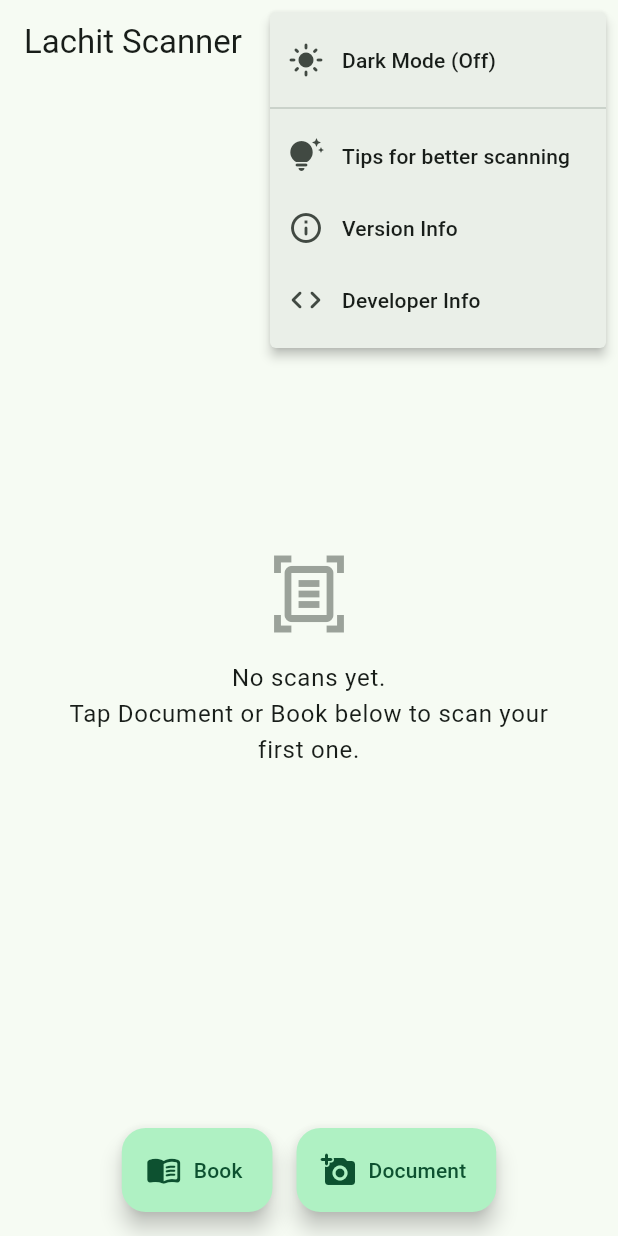
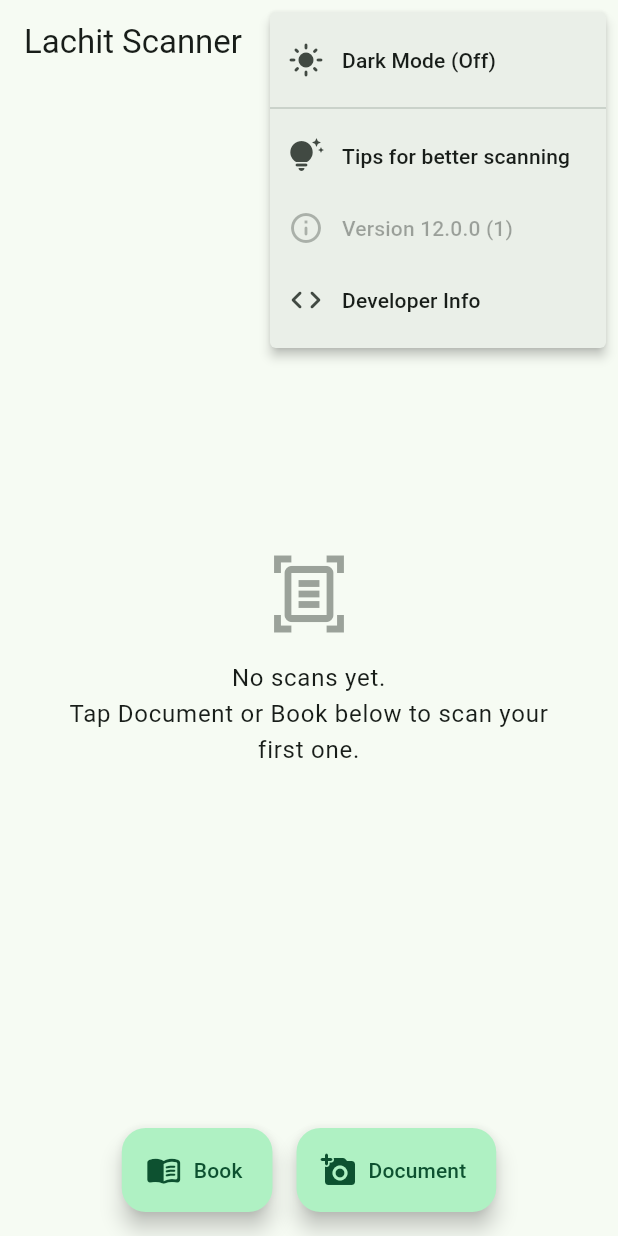
Before and after one commit to mridulks/Lachit-Scanner, a Flutter app: the screen it shows after launch, after a tap on the "more vert" icon, on a phone screen of 412 x 824 dp. Run offline on Flutter 3.47's test engine with Material 3 defaults, Android fonts, the phone set to English and light mode, and no system bars; our stand-ins replace camera, flutter_riverpod, hive, hive_flutter, package_info_plus, pdf and 1 more; missing offline and left inert: opencv_dart; accounts and stored records are empty.

Commit message:
version info now shown in a single line

```diff
--- a/lib/features/home/home_screen.dart
+++ b/lib/features/home/home_screen.dart
@@ -33,12 +33,24 @@ class HomeScreen extends ConsumerStatefulWidget {
 class _HomeScreenState extends ConsumerState<HomeScreen> {
   final Set<String> _selectedDocumentIds = {};
   bool _selectionMode = false;
+  PackageInfo? _packageInfo;
 
   @override
   void initState() {
     super.initState();
     _selectionMode = false;
     _selectedDocumentIds.clear();
+    _loadPackageInfo();
+  }
+
+  Future<void> _loadPackageInfo() async {
+    try {
+      final info = await PackageInfo.fromPlatform();
+      if (mounted) setState(() => _packageInfo = info);
+    } catch (_) {
+      // Leave _packageInfo null — the menu row falls back to the
+      // pubspec-pinned version below rather than showing nothing.
+    }
   }
 
   Future<void> _newScan(ScanKind kind, {BookScanMode? bookScanMode}) async {
@@ -301,7 +313,9 @@ class _HomeScreenState extends ConsumerState<HomeScreen> {
                   _showTipsDialog();
                   break;
                 case _MenuAction.versionInfo:
-                  _showVersionDialog();
+                  // No-op: this row is enabled: false below (informational
+                  // only), so it's never actually selectable — kept here
+                  // only so the switch stays exhaustive.
                   break;
                 case _MenuAction.developerInfo:
                   _showDeveloperDialog();
@@ -334,13 +348,24 @@ class _HomeScreenState extends ConsumerState<HomeScreen> {
                   ],
                 ),
               ),
-              const PopupMenuItem(
+              PopupMenuItem(
                 value: _MenuAction.versionInfo,
+                enabled: false,
                 child: Row(
                   children: [
-                    Icon(Icons.info_outline_rounded),
-                    SizedBox(width: 12),
-                    Text('Version Info'),
+                    const Icon(Icons.info_outline_rounded),
+                    const SizedBox(width: 12),
+                    Text(
+                      // No hardcoded fallback number — package_info_plus
+                      // already reads the version straight from what
+                      // Flutter's build baked in from pubspec.yaml's
+                      // `version:` line, so bumping it there is the only
+                      // place this ever needs to change.
+                      _packageInfo == null
+                          ? 'Version …'
+                          : 'Version ${_packageInfo!.version}'
+                              '${_packageInfo!.buildNumber.isNotEmpty ? ' (${_packageInfo!.buildNumber})' : ''}',
+                    ),
                   ],
                 ),
               ),
@@ -610,40 +635,6 @@ class _HomeScreenState extends ConsumerState<HomeScreen> {
     );
   }
 
-  Future<void> _showVersionDialog() async {
-    PackageInfo? info;
-    try {
-      info = await PackageInfo.fromPlatform();
-    } catch (_) {}
-    if (!mounted) return;
-    await showDialog<void>(
-      context: context,
-      builder: (context) => AlertDialog(
-        title: const Text('Version Info'),
-        content: Column(
-          mainAxisSize: MainAxisSize.min,
-          crossAxisAlignment: CrossAxisAlignment.start,
-          children: [
-            Text('App: ${info?.appName ?? 'Lachit Scanner'}'),
-            const SizedBox(height: 4),
-            Text(
-              'Version: ${info?.version ?? '0.1.0'}'
-              '${info?.buildNumber.isNotEmpty == true ? ' (${info!.buildNumber})' : ''}',
-            ),
-            const SizedBox(height: 4),
-            Text('Package: ${info?.packageName ?? 'com.lachit.scanner'}'),
-          ],
-        ),
-        actions: [
-          TextButton(
-            onPressed: () => Navigator.pop(context),
-            child: const Text('Close'),
-          ),
-        ],
-      ),
-    );
-  }
-
   Future<void> _showDeveloperDialog() async {
     await showDialog<void>(
       context: context,
--- a/pubspec.yaml
+++ b/pubspec.yaml
@@ -1,7 +1,7 @@
 name: lachit_scanner
 description: "Free, offline, no-watermark document & book scanner."
 publish_to: 'none'
-version: 0.1.0+1
+version: 12.0.0+1
 
 environment:
   sdk: '>=3.3.0 <4.0.0'
```
